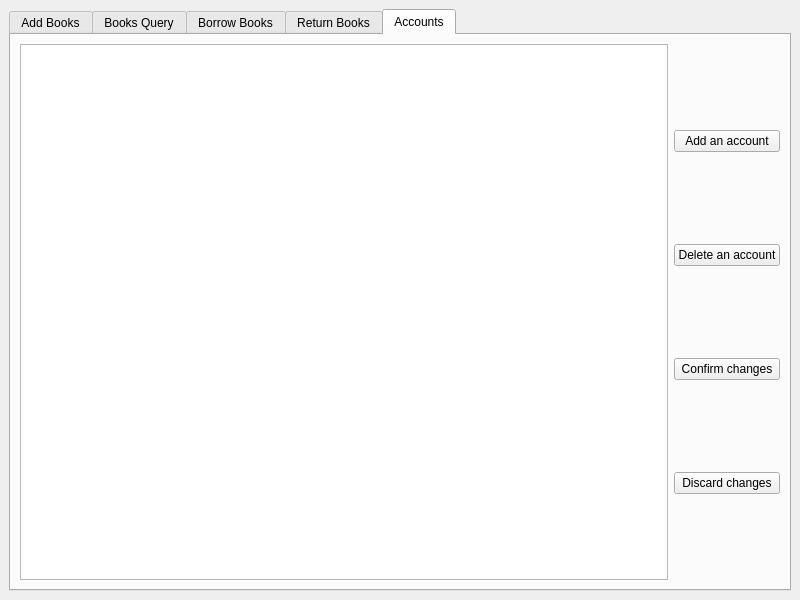
First picture: the form in mainwindow.ui, repository jxwufan/BookManagementSystem, before the edit.
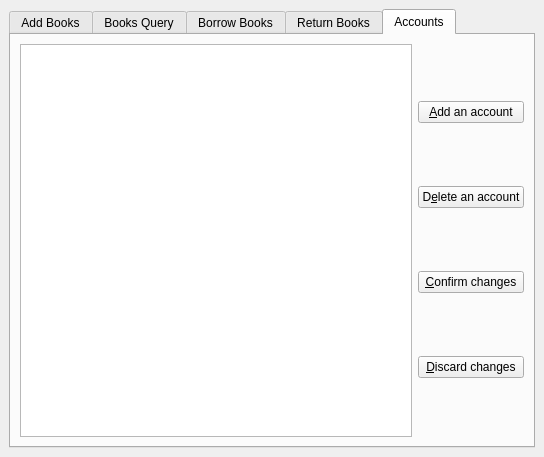
Second picture: the form after the edit. The open tabs and pages were chosen to show the change.

Diff of the .ui file:
```diff
--- a/mainwindow.ui
+++ b/mainwindow.ui
@@ -6,8 +6,8 @@
    <rect>
     <x>0</x>
     <y>0</y>
-    <width>800</width>
-    <height>600</height>
+    <width>544</width>
+    <height>457</height>
    </rect>
   </property>
   <property name="windowTitle">
@@ -478,28 +478,28 @@
             <item>
              <widget class="QPushButton" name="addAccountButton">
               <property name="text">
-               <string>Add an account</string>
+               <string>&amp;Add an account</string>
               </property>
              </widget>
             </item>
             <item>
              <widget class="QPushButton" name="deleteAccountButton">
               <property name="text">
-               <string>Delete an account</string>
+               <string>D&amp;elete an account</string>
               </property>
              </widget>
             </item>
             <item>
              <widget class="QPushButton" name="confirmEditButton">
               <property name="text">
-               <string>Confirm changes</string>
+               <string>&amp;Confirm changes</string>
               </property>
              </widget>
             </item>
             <item>
              <widget class="QPushButton" name="cancelEditButton">
               <property name="text">
-               <string>Discard changes</string>
+               <string>&amp;Discard changes</string>
               </property>
              </widget>
             </item>
```
Left out of the diff: 385 changed lines with no effect on the pictures.
